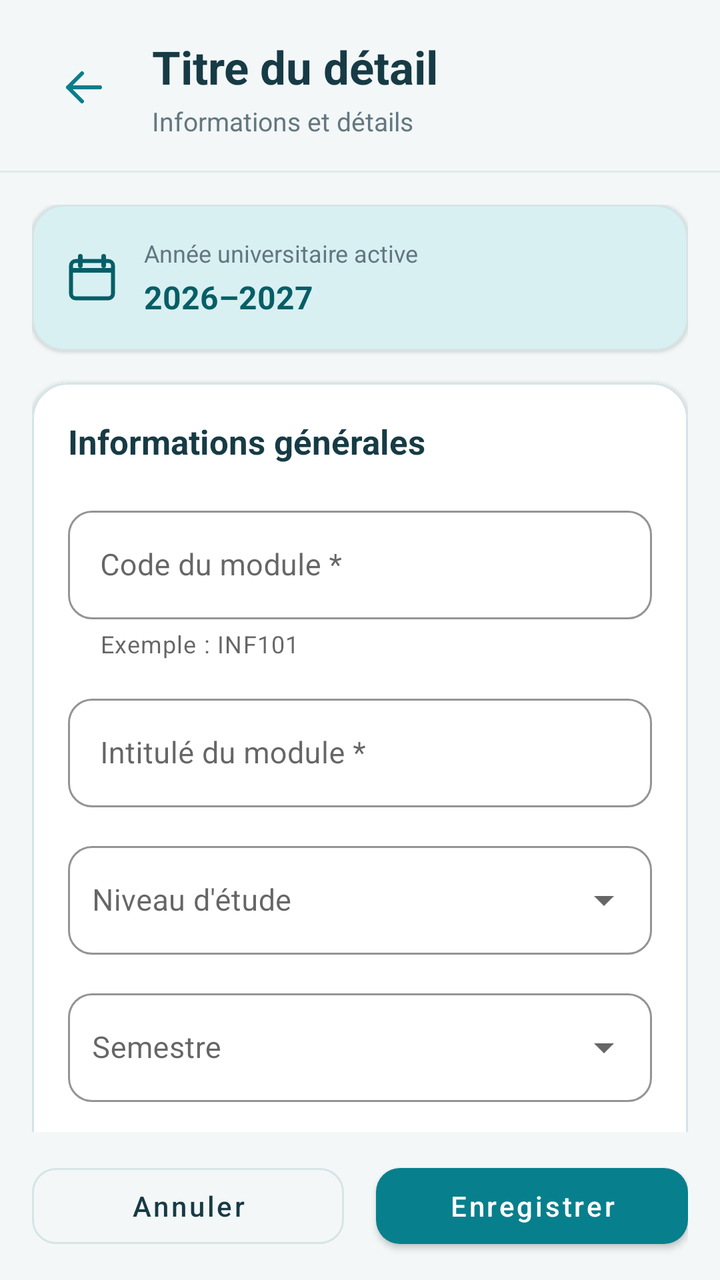
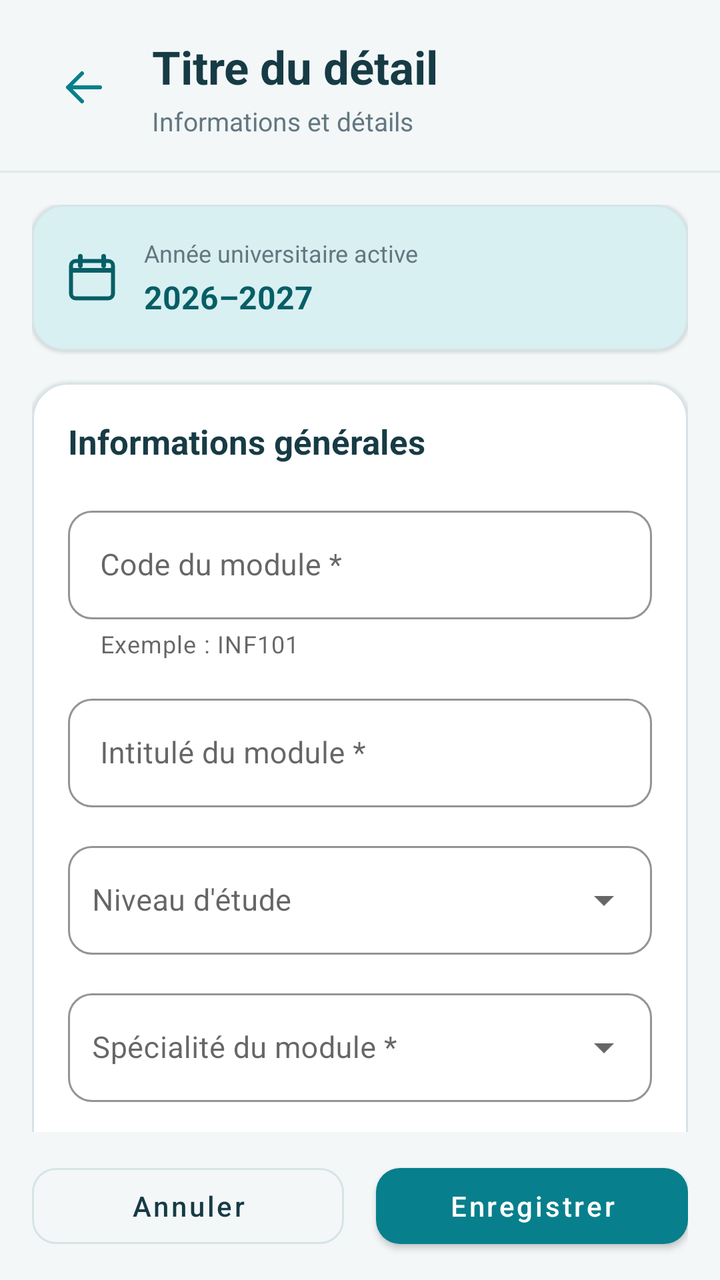

Compare the two renders of this Android layout. The source of the first and the diff that turns it into the second are given below.
<!-- AndroidManifest.xml: application theme Theme.Praticum -->
<!-- res/layout/fragment_module_form.xml -->
<?xml version="1.0" encoding="utf-8"?>
<LinearLayout
    xmlns:android="http://schemas.android.com/apk/res/android"
    xmlns:app="http://schemas.android.com/apk/res-auto"
    android:layout_width="match_parent"
    android:layout_height="match_parent"
    android:orientation="vertical"
    android:background="@color/screen_background">

    
    <include
        layout="@layout/layout_subscreen_header" />

    
    <androidx.core.widget.NestedScrollView
        android:layout_width="match_parent"
        android:layout_height="0dp"
        android:layout_weight="1"
        android:fillViewport="false"
        android:clipToPadding="false"
        android:scrollbars="none">

        <LinearLayout
            android:layout_width="match_parent"
            android:layout_height="wrap_content"
            android:orientation="vertical"
            android:paddingStart="16dp"
            android:paddingEnd="16dp"
            android:paddingTop="16dp"
            android:paddingBottom="20dp">

            
            <com.google.android.material.card.MaterialCardView
                android:layout_width="match_parent"
                android:layout_height="wrap_content"
                app:cardBackgroundColor="@color/color_info_container"
                app:cardCornerRadius="16dp"
                app:cardElevation="1dp"
                app:strokeColor="@color/color_outline"
                app:strokeWidth="1dp">

                <LinearLayout
                    android:layout_width="match_parent"
                    android:layout_height="wrap_content"
                    android:gravity="center_vertical"
                    android:orientation="horizontal"
                    android:padding="16dp">

                    <ImageView
                        android:layout_width="28dp"
                        android:layout_height="28dp"
                        android:contentDescription="@null"
                        android:src="@drawable/ic_calendar"
                        app:tint="@color/primary_dark" />

                    <LinearLayout
                        android:layout_width="0dp"
                        android:layout_height="wrap_content"
                        android:layout_weight="1"
                        android:orientation="vertical"
                        android:paddingStart="12dp">

                        <TextView
                            android:layout_width="match_parent"
                            android:layout_height="wrap_content"
                            android:text="Année universitaire active"
                            android:textColor="@color/text_secondary"
                            android:textSize="12sp" />

                        <TextView
                            android:id="@+id/tvModuleFormAcademicYear"
                            android:layout_width="match_parent"
                            android:layout_height="wrap_content"
                            android:layout_marginTop="3dp"
                            android:text="2026–2027"
                            android:textColor="@color/primary_dark"
                            android:textSize="16sp"
                            android:textStyle="bold" />

                    </LinearLayout>

                </LinearLayout>
            </com.google.android.material.card.MaterialCardView>

            
            <com.google.android.material.card.MaterialCardView
                android:layout_width="match_parent"
                android:layout_height="wrap_content"
                android:layout_marginTop="16dp"
                app:cardBackgroundColor="@color/white"
                app:cardCornerRadius="18dp"
                app:cardElevation="1dp"
                app:strokeColor="@color/color_outline"
                app:strokeWidth="1dp">

                <LinearLayout
                    android:layout_width="match_parent"
                    android:layout_height="wrap_content"
                    android:orientation="vertical"
                    android:padding="18dp">

                    <TextView
                        android:layout_width="match_parent"
                        android:layout_height="wrap_content"
                        android:layout_marginBottom="18dp"
                        android:text="Informations générales"
                        android:textColor="@color/text_primary"
                        android:textSize="17sp"
                        android:textStyle="bold" />

                    
                    <com.google.android.material.textfield.TextInputLayout
                        android:id="@+id/tilModuleCode"
                        style="@style/Widget.MaterialComponents.TextInputLayout.OutlinedBox"
                        android:layout_width="match_parent"
                        android:layout_height="wrap_content"
                        android:hint="Code du module *"
                        app:boxBackgroundColor="@color/white"
                        app:boxCornerRadiusTopStart="12dp"
                        app:boxCornerRadiusTopEnd="12dp"
                        app:boxCornerRadiusBottomStart="12dp"
                        app:boxCornerRadiusBottomEnd="12dp"
                        app:boxStrokeColor="@color/primary"
                        app:hintTextColor="@color/primary"
                        app:helperText="Exemple : INF101">

                        <com.google.android.material.textfield.TextInputEditText
                            android:id="@+id/etModuleCode"
                            android:layout_width="match_parent"
                            android:layout_height="wrap_content"
                            android:inputType="textCapCharacters"
                            android:maxLength="20"
                            android:maxLines="1"
                            android:minHeight="54dp"
                            android:textColor="@color/text_primary"
                            android:textSize="15sp" />

                    </com.google.android.material.textfield.TextInputLayout>

                    
                    <com.google.android.material.textfield.TextInputLayout
                        android:id="@+id/tilModuleName"
                        style="@style/Widget.MaterialComponents.TextInputLayout.OutlinedBox"
                        android:layout_width="match_parent"
                        android:layout_height="wrap_content"
                        android:layout_marginTop="14dp"
                        android:hint="Intitulé du module *"
                        app:boxBackgroundColor="@color/white"
                        app:boxCornerRadiusTopStart="12dp"
                        app:boxCornerRadiusTopEnd="12dp"
                        app:boxCornerRadiusBottomStart="12dp"
                        app:boxCornerRadiusBottomEnd="12dp"
                        app:boxStrokeColor="@color/primary"
                        app:hintTextColor="@color/primary">

                        <com.google.android.material.textfield.TextInputEditText
                            android:id="@+id/etModuleName"
                            android:layout_width="match_parent"
                            android:layout_height="wrap_content"
                            android:inputType="textCapSentences"
                            android:maxLength="100"
                            android:maxLines="2"
                            android:minHeight="54dp"
                            android:textColor="@color/text_primary"
                            android:textSize="15sp" />

                    </com.google.android.material.textfield.TextInputLayout>

                    <com.google.android.material.textfield.TextInputLayout
                        android:id="@+id/tilModuleLevel"
                        style="@style/Widget.MaterialComponents.TextInputLayout.OutlinedBox.ExposedDropdownMenu"
                        android:layout_width="match_parent"
                        android:layout_height="wrap_content"
                        android:layout_marginTop="14dp"
                        android:hint="Niveau d'étude"
                        app:boxBackgroundColor="@color/white"
                        app:boxCornerRadiusTopStart="12dp"
                        app:boxCornerRadiusTopEnd="12dp"
                        app:boxCornerRadiusBottomStart="12dp"
                        app:boxCornerRadiusBottomEnd="12dp"
                        app:boxStrokeColor="@color/primary"
                        app:hintTextColor="@color/primary">

                        <com.google.android.material.textfield.MaterialAutoCompleteTextView
                            android:id="@+id/actvModuleLevel"
                            android:layout_width="match_parent"
                            android:layout_height="wrap_content"
                            android:inputType="none"
                            android:minHeight="54dp"
                            android:singleLine="true"
                            android:paddingStart="12dp"
                            android:paddingEnd="12dp"
                            android:textColor="@color/text_primary"
                            android:textSize="15sp" />

                    </com.google.android.material.textfield.TextInputLayout>



                    
                    <com.google.android.material.textfield.TextInputLayout
                        android:id="@+id/tilModuleSemester"
                        style="@style/Widget.MaterialComponents.TextInputLayout.OutlinedBox.ExposedDropdownMenu"
                        android:layout_width="match_parent"
                        android:layout_height="wrap_content"
                        android:layout_marginTop="14dp"
                        android:hint="Semestre"
                        app:boxBackgroundColor="@color/white"
                        app:boxCornerRadiusTopStart="12dp"
                        app:boxCornerRadiusTopEnd="12dp"
                        app:boxCornerRadiusBottomStart="12dp"
                        app:boxCornerRadiusBottomEnd="12dp"
                        app:boxStrokeColor="@color/primary"
                        app:hintTextColor="@color/primary">

                        <com.google.android.material.textfield.MaterialAutoCompleteTextView
                            android:id="@+id/actvModuleSemester"
                            android:layout_width="match_parent"
                            android:layout_height="wrap_content"
                            android:inputType="none"
                            android:minHeight="54dp"
                            android:singleLine="true"
                            android:paddingStart="12dp"
                            android:paddingEnd="12dp"
                            android:textColor="@color/text_primary"
                            android:textSize="15sp" />

                    </com.google.android.material.textfield.TextInputLayout>

                    
                    <com.google.android.material.textfield.TextInputLayout
                        android:id="@+id/tilModuleCoefficient"
                        style="@style/Widget.MaterialComponents.TextInputLayout.OutlinedBox"
                        android:layout_width="match_parent"
                        android:layout_height="wrap_content"
                        android:layout_marginTop="14dp"
                        android:hint="Coefficient"
                        app:boxBackgroundColor="@color/white"
                        app:boxCornerRadiusTopStart="12dp"
                        app:boxCornerRadiusTopEnd="12dp"
                        app:boxCornerRadiusBottomStart="12dp"
                        app:boxCornerRadiusBottomEnd="12dp"
                        app:boxStrokeColor="@color/primary"
                        app:hintTextColor="@color/primary">

                        <com.google.android.material.textfield.TextInputEditText
                            android:id="@+id/etModuleCoefficient"
                            android:layout_width="match_parent"
                            android:layout_height="wrap_content"
                            android:inputType="numberDecimal"
                            android:maxLines="1"
                            android:minHeight="54dp"
                            android:textColor="@color/text_primary"
                            android:textSize="15sp" />

                    </com.google.android.material.textfield.TextInputLayout>

                    
                    <com.google.android.material.textfield.TextInputLayout
                        android:id="@+id/tilModuleDescription"
                        style="@style/Widget.MaterialComponents.TextInputLayout.OutlinedBox"
                        android:layout_width="match_parent"
                        android:layout_height="wrap_content"
                        android:layout_marginTop="14dp"
                        android:hint="Description (facultative)"
                        app:boxBackgroundColor="@color/white"
                        app:boxCornerRadiusTopStart="12dp"
                        app:boxCornerRadiusTopEnd="12dp"
                        app:boxCornerRadiusBottomStart="12dp"
                        app:boxCornerRadiusBottomEnd="12dp"
                        app:boxStrokeColor="@color/primary"
                        app:hintTextColor="@color/primary">

                        <com.google.android.material.textfield.TextInputEditText
                            android:id="@+id/etModuleDescription"
                            android:layout_width="match_parent"
                            android:layout_height="wrap_content"
                            android:gravity="top|start"
                            android:inputType="textCapSentences|textMultiLine"
                            android:minHeight="110dp"
                            android:minLines="3"
                            android:maxLines="6"
                            android:maxLength="500"
                            android:paddingTop="14dp"
                            android:textColor="@color/text_primary"
                            android:textSize="15sp" />

                    </com.google.android.material.textfield.TextInputLayout>

                </LinearLayout>
            </com.google.android.material.card.MaterialCardView>

            
            <com.google.android.material.card.MaterialCardView
                android:layout_width="match_parent"
                android:layout_height="wrap_content"
                android:layout_marginTop="16dp"
                app:cardBackgroundColor="@color/color_info_container"
                app:cardCornerRadius="12dp"
                app:cardElevation="0dp"
                app:strokeColor="@color/color_outline"
                app:strokeWidth="1dp">

                <TextView
                    android:layout_width="match_parent"
                    android:layout_height="wrap_content"
                    android:padding="14dp"
                    android:text="Le module sera rattaché à l’année universitaire active. Il restera indépendant des groupes."
                    android:textColor="@color/text_primary"
                    android:textSize="13sp" />

            </com.google.android.material.card.MaterialCardView>

        </LinearLayout>
    </androidx.core.widget.NestedScrollView>

    
    <LinearLayout
        android:layout_width="match_parent"
        android:layout_height="wrap_content"
        android:orientation="horizontal"
        android:gravity="center_vertical"
        android:background="@color/screen_background"
        android:paddingStart="16dp"
        android:paddingEnd="16dp"
        android:paddingTop="12dp"
        android:paddingBottom="12dp">

        <com.google.android.material.button.MaterialButton
            android:id="@+id/btnModuleFormCancel"
            style="@style/Widget.MaterialComponents.Button.OutlinedButton"
            android:layout_width="0dp"
            android:layout_height="50dp"
            android:layout_weight="1"
            android:layout_marginEnd="8dp"
            android:text="Annuler"
            android:textAllCaps="false"
            android:textColor="@color/text_primary"
            app:cornerRadius="12dp"
            app:strokeColor="@color/color_outline"
            app:rippleColor="@color/color_ripple" />

        <com.google.android.material.button.MaterialButton
            android:id="@+id/btnModuleFormSave"
            android:layout_width="0dp"
            android:layout_height="50dp"
            android:layout_weight="1"
            android:layout_marginStart="8dp"
            android:text="Enregistrer"
            android:textAllCaps="false"
            android:textColor="@color/white"
            app:backgroundTint="@color/primary"
            app:cornerRadius="12dp"
            app:rippleColor="@color/color_ripple" />

    </LinearLayout>

</LinearLayout>
<!-- res/layout/layout_subscreen_header.xml (included above) -->
<?xml version="1.0" encoding="utf-8"?>
<LinearLayout
    xmlns:android="http://schemas.android.com/apk/res/android"
    xmlns:app="http://schemas.android.com/apk/res-auto"
    android:id="@+id/layoutDetailHeaderContainer"
    android:layout_width="match_parent"
    android:layout_height="wrap_content"
    android:orientation="vertical"
    android:background="@color/screen_background">

    
    <LinearLayout
        android:id="@+id/layoutSubscreenHeader"
        android:layout_width="match_parent"
        android:layout_height="wrap_content"
        android:gravity="center_vertical"
        android:orientation="horizontal"
        android:paddingStart="20dp"
        android:paddingTop="18dp"
        android:paddingEnd="20dp"
        android:paddingBottom="16dp">

        
        <ImageButton
            android:id="@+id/btnSubscreenHeaderBack"
            android:layout_width="44dp"
            android:layout_height="44dp"
            android:layout_marginEnd="12dp"
            android:background="?attr/selectableItemBackgroundBorderless"
            android:contentDescription="Retour"
            android:padding="10dp"
            android:src="@drawable/ic_arrow_back"
            app:tint="@color/primary" />

        
        <LinearLayout
            android:id="@+id/layoutSubscreenHeaderTitles"
            android:layout_width="0dp"
            android:layout_height="wrap_content"
            android:layout_weight="1"
            android:orientation="vertical">

            <TextView
                android:id="@+id/tvSubscreenHeaderTitle"
                android:layout_width="match_parent"
                android:layout_height="wrap_content"
                android:ellipsize="end"
                android:maxLines="1"
                android:text="Titre du détail"
                android:textColor="@color/text_primary"
                android:textSize="23sp"
                android:textStyle="bold" />

            <TextView
                android:id="@+id/tvSubscreenHeaderSubtitle"
                android:layout_width="match_parent"
                android:layout_height="wrap_content"
                android:layout_marginTop="3dp"
                android:ellipsize="end"
                android:maxLines="1"
                android:text="Informations et détails"
                android:textColor="@color/text_secondary"
                android:textSize="13sp" />

        </LinearLayout>

    </LinearLayout>

    
    <View
        android:id="@+id/viewSubscreenHeaderDivider"
        android:layout_width="match_parent"
        android:layout_height="1dp"
        android:background="@color/color_divider" />

</LinearLayout>
<!-- resources referenced by this layout -->
<resources>
  <color name="color_divider">#DFE9EB</color>
  <color name="color_info_container">#D9F0F2</color>
  <color name="color_outline">#D6E4E7</color>
  <color name="color_ripple">#33159AA5</color>
  <color name="primary">#087F8C</color>
  <color name="primary_dark">#075E66</color>
  <color name="screen_background">#F3F7F8</color>
  <color name="text_primary">#173B45</color>
  <color name="text_secondary">#647780</color>
  <color name="white">#FFFFFF</color>
  <!-- drawable ic_arrow_back (drawable) -->
  <vector xmlns:android="http://schemas.android.com/apk/res/android"
      android:width="24dp"
      android:height="24dp"
      android:viewportWidth="24"
      android:viewportHeight="24">
  
      <path
          android:fillColor="#173B45"
          android:pathData="M20,12 L4,12 M4,12 L11,5 M4,12 L11,19"
          android:strokeColor="#173B45"
          android:strokeWidth="2"
          android:strokeLineCap="round"
          android:strokeLineJoin="round" />
  </vector>
  <!-- drawable ic_calendar (drawable) -->
  <vector xmlns:android="http://schemas.android.com/apk/res/android"
      android:width="24dp"
      android:height="24dp"
      android:viewportWidth="24"
      android:viewportHeight="24">
  
      <path
          android:pathData="M7,3v4 M17,3v4 M4,9h16"
          android:fillColor="@android:color/transparent"
          android:strokeColor="#087F8C"
          android:strokeWidth="2"
          android:strokeLineCap="round" />
  
      <path
          android:pathData="M5,5h14a2,2 0,0 1,2 2v12a2,2 0,0 1,-2 2H5a2,2 0,0 1,-2 -2V7a2,2 0,0 1,2 -2z"
          android:fillColor="@android:color/transparent"
          android:strokeColor="#087F8C"
          android:strokeWidth="1.7" />
  </vector>
  <style name="Theme.Praticum" parent="Theme.MaterialComponents.DayNight.NoActionBar">
  
          
          <item name="colorPrimary">@color/primary</item>
          <item name="colorPrimaryVariant">@color/primary_dark</item>
          <item name="colorSecondary">@color/secondary</item>
  
  
          
          <item name="android:enforceNavigationBarContrast">false</item>
  
  
          
          
          <item name="android:statusBarColor">@android:color/transparent</item>
          <item name="android:navigationBarColor">@android:color/transparent</item>
          <item name="android:windowLightStatusBar">false</item>
          <item name="android:windowLightNavigationBar">true</item>
  
  
      </style>
  <color name="secondary">#159AA5</color>
</resources>

<!-- the commit's change to res/layout/fragment_module_form.xml (unified diff, before → after) -->
@@ -183,6 +183,35 @@
 
                         <com.google.android.material.textfield.MaterialAutoCompleteTextView
                             android:id="@+id/actvModuleLevel"
+                            android:layout_width="match_parent"
+                            android:layout_height="wrap_content"
+                            android:inputType="none"
+                            android:minHeight="54dp"
+                            android:singleLine="true"
+                            android:paddingStart="12dp"
+                            android:paddingEnd="12dp"
+                            android:textColor="@color/text_primary"
+                            android:textSize="15sp" />
+
+                    </com.google.android.material.textfield.TextInputLayout>
+
+                    <com.google.android.material.textfield.TextInputLayout
+                        android:id="@+id/tilModuleSpecialization"
+                        style="@style/Widget.MaterialComponents.TextInputLayout.OutlinedBox.ExposedDropdownMenu"
+                        android:layout_width="match_parent"
+                        android:layout_height="wrap_content"
+                        android:layout_marginTop="14dp"
+                        android:hint="Spécialité du module *"
+                        app:boxBackgroundColor="@color/white"
+                        app:boxCornerRadiusTopStart="12dp"
+                        app:boxCornerRadiusTopEnd="12dp"
+                        app:boxCornerRadiusBottomStart="12dp"
+                        app:boxCornerRadiusBottomEnd="12dp"
+                        app:boxStrokeColor="@color/primary"
+                        app:hintTextColor="@color/primary">
+
+                        <com.google.android.material.textfield.MaterialAutoCompleteTextView
+                            android:id="@+id/actvModuleSpecialization"
                             android:layout_width="match_parent"
                             android:layout_height="wrap_content"
                             android:inputType="none"
